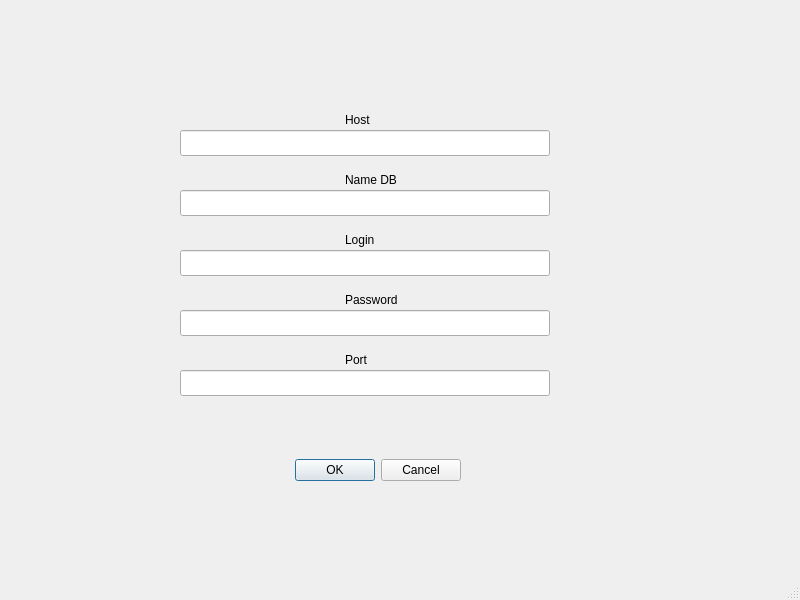
The window that mainwindow.ui (enotove/Designer) describes before a commit, drawn with Qt 5.
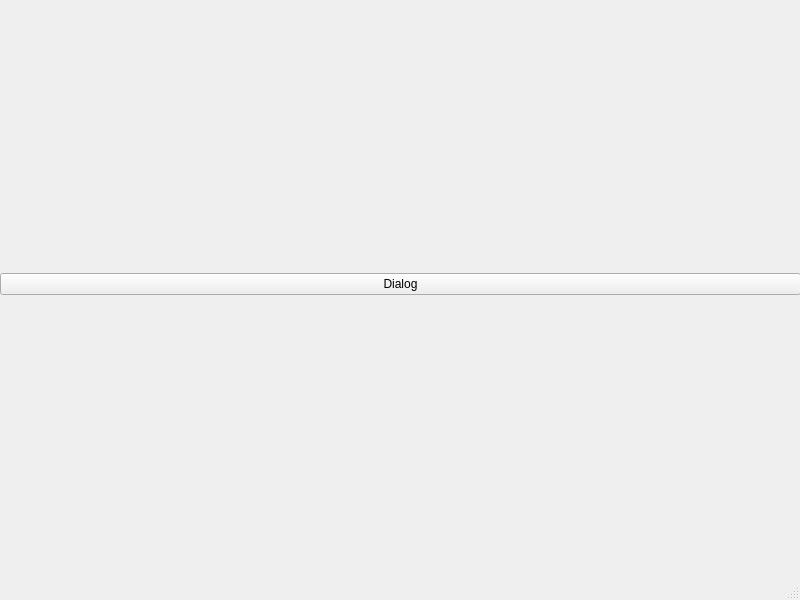
The same window after the commit.

Commit message: Add Dialog Window

Diff of the .ui file:
```diff
--- a/mainwindow.ui
+++ b/mainwindow.ui
@@ -14,148 +14,24 @@
    <string>MainWindow</string>
   </property>
   <widget class="QWidget" name="centralwidget">
-   <widget class="QDialogButtonBox" name="DialogButtonBox">
-    <property name="enabled">
-     <bool>true</bool>
-    </property>
+   <widget class="QWidget" name="verticalLayoutWidget">
     <property name="geometry">
      <rect>
-      <x>260</x>
-      <y>420</y>
-      <width>201</width>
-      <height>101</height>
+      <x>0</x>
+      <y>-1</y>
+      <width>801</width>
+      <height>571</height>
      </rect>
     </property>
-    <property name="sizePolicy">
-     <sizepolicy hsizetype="Expanding" vsizetype="Fixed">
-      <horstretch>0</horstretch>
-      <verstretch>0</verstretch>
-     </sizepolicy>
-    </property>
-    <property name="sizeIncrement">
-     <size>
-      <width>0</width>
-      <height>0</height>
-     </size>
-    </property>
-    <property name="standardButtons">
-     <set>QDialogButtonBox::Cancel|QDialogButtonBox::Ok</set>
-    </property>
-   </widget>
-   <widget class="QLineEdit" name="HostLine">
-    <property name="geometry">
-     <rect>
-      <x>180</x>
-      <y>130</y>
-      <width>370</width>
-      <height>26</height>
-     </rect>
-    </property>
-   </widget>
-   <widget class="QLineEdit" name="NabeDbText">
-    <property name="geometry">
-     <rect>
-      <x>180</x>
-      <y>190</y>
-      <width>370</width>
-      <height>26</height>
-     </rect>
-    </property>
-   </widget>
-   <widget class="QLineEdit" name="LoginText">
-    <property name="geometry">
-     <rect>
-      <x>180</x>
-      <y>250</y>
-      <width>370</width>
-      <height>26</height>
-     </rect>
-    </property>
-   </widget>
-   <widget class="QLineEdit" name="PasswordText">
-    <property name="geometry">
-     <rect>
-      <x>180</x>
-      <y>310</y>
-      <width>370</width>
-      <height>26</height>
-     </rect>
-    </property>
-   </widget>
-   <widget class="QLineEdit" name="PortText">
-    <property name="geometry">
-     <rect>
-      <x>180</x>
-      <y>370</y>
-      <width>370</width>
-      <height>26</height>
-     </rect>
-    </property>
-   </widget>
-   <widget class="QLabel" name="HostLabel">
-    <property name="geometry">
-     <rect>
-      <x>345</x>
-      <y>110</y>
-      <width>63</width>
-      <height>20</height>
-     </rect>
-    </property>
-    <property name="text">
-     <string>Host</string>
-    </property>
-   </widget>
-   <widget class="QLabel" name="NameDbLabel">
-    <property name="geometry">
-     <rect>
-      <x>345</x>
-      <y>170</y>
-      <width>63</width>
-      <height>20</height>
-     </rect>
-    </property>
-    <property name="text">
-     <string>Name DB</string>
-    </property>
-   </widget>
-   <widget class="QLabel" name="LoginLabel">
-    <property name="geometry">
-     <rect>
-      <x>345</x>
-      <y>230</y>
-      <width>63</width>
-      <height>20</height>
-     </rect>
-    </property>
-    <property name="text">
-     <string>Login</string>
-    </property>
-   </widget>
-   <widget class="QLabel" name="PasswordLabel">
-    <property name="geometry">
-     <rect>
-      <x>345</x>
-      <y>290</y>
-      <width>63</width>
-      <height>20</height>
-     </rect>
-    </property>
-    <property name="text">
-     <string>Password</string>
-    </property>
-   </widget>
-   <widget class="QLabel" name="PortLabel">
-    <property name="geometry">
-     <rect>
-      <x>345</x>
-      <y>350</y>
-      <width>63</width>
-      <height>20</height>
-     </rect>
-    </property>
-    <property name="text">
-     <string>Port </string>
-    </property>
+    <layout class="QVBoxLayout" name="verticalLayout">
+     <item>
+      <widget class="QPushButton" name="DialogButton">
+       <property name="text">
+        <string>Dialog</string>
+       </property>
+      </widget>
+     </item>
+    </layout>
    </widget>
   </widget>
   <widget class="QMenuBar" name="menubar">
```
The commit also changes 7 other files.
